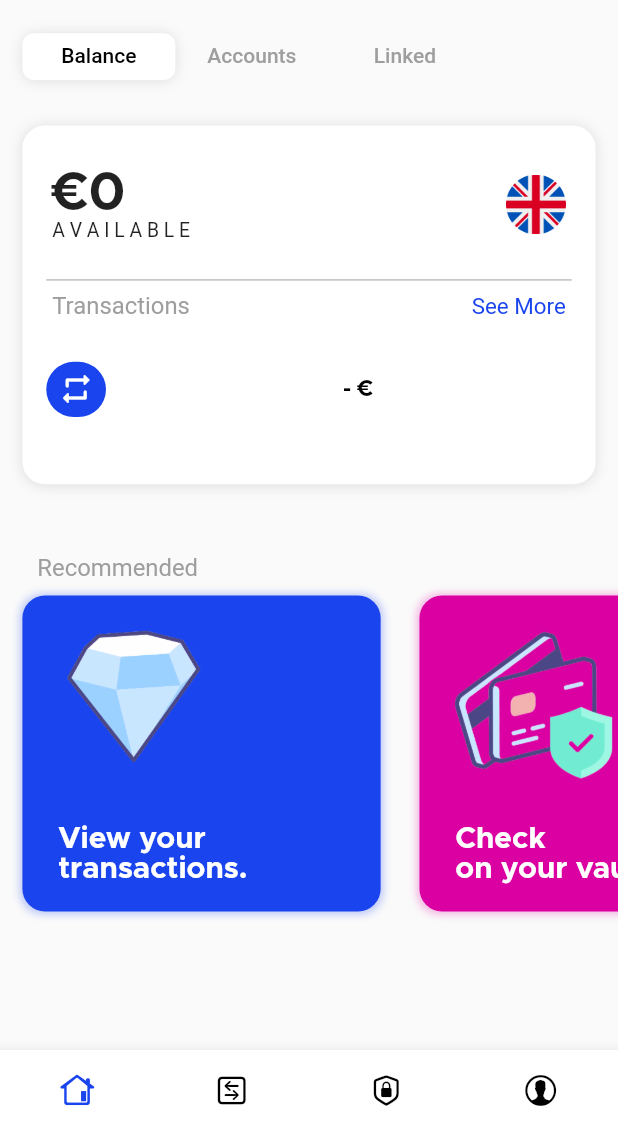
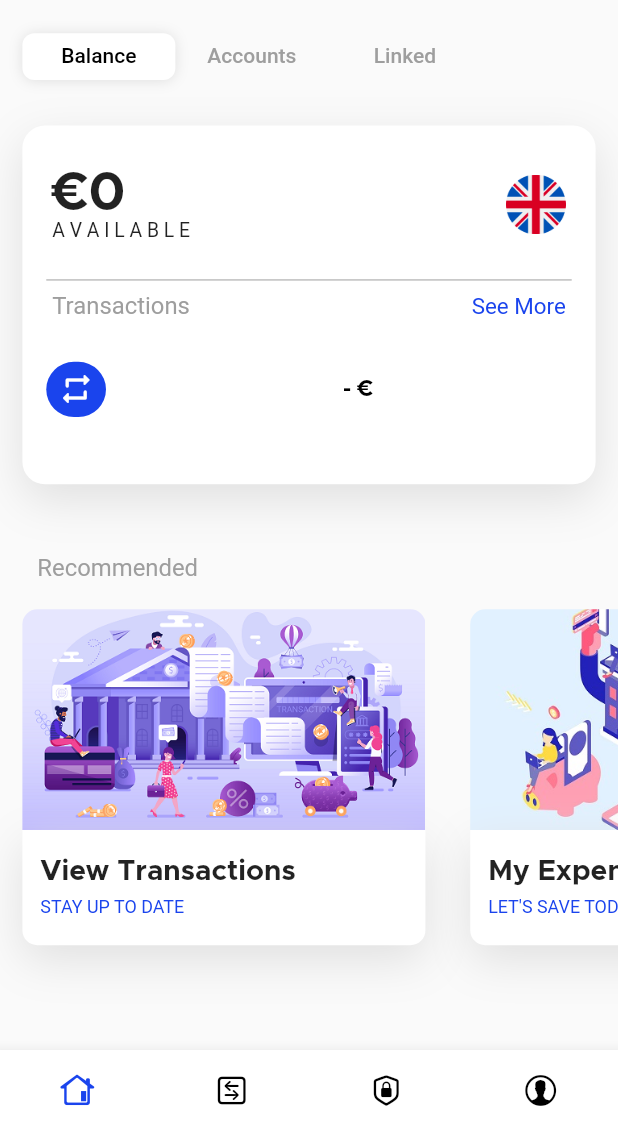
Before and after one commit to shanematthewkelly/Bankify, a Flutter app: the Home screen opened directly, on a phone screen of 412 x 824 dp, the part 102-1236 px from its top. Run offline on Flutter 3.47's test engine with Material 2 defaults, Android fonts, the phone set to English and light mode, and no system bars; our stand-ins replace lottie, shared_preferences; missing offline and left inert: plaid_flutter; accounts and stored records are empty; network calls fail.

Commit message:
Bankify UI Optimization Overhaul V.1.1

```diff
--- a/lib/models/balanceCards.dart
+++ /dev/null
@@ -1,24 +0,0 @@
-class BalanceCardsUi {
-  final int id;
-  final String title, image;
-
-  BalanceCardsUi(this.id, {this.title, this.image});
-}
-
-List<BalanceCardsUi> balanceCardUI = [
-  BalanceCardsUi(
-    1,
-    title: "View your\ntransactions.",
-    image: "assets/images/tile1.png",
-  ),
-  BalanceCardsUi(
-    2,
-    title: "Check\non your vault.",
-    image: "assets/images/tile2.png",
-  ),
-  BalanceCardsUi(
-    3,
-    title: "This is item #3.",
-    image: "assets/images/tile2.png",
-  ),
-];
--- a/lib/screens/home/home.dart
+++ b/lib/screens/home/home.dart
@@ -1,6 +1,8 @@
 import 'package:Bankify/components/appbar.dart';
 import 'package:Bankify/configs/screen_sizing.dart';
+import 'package:Bankify/screens/home/tabs/accounts/accounts.dart';
 import 'package:Bankify/screens/home/tabs/balance/balance.dart';
+import 'package:Bankify/screens/home/tabs/linked/linked.dart';
 import 'package:Bankify/screens/login/login.dart';
 import 'package:flutter/cupertino.dart';
 import 'package:flutter/material.dart';
@@ -43,8 +45,8 @@ class _HomeState extends State<Home> with SingleTickerProviderStateMixin {
       child: TabBarView(
         children: <Widget>[
           Balance(),
-          Center(child: Text("Tab #2")),
-          Center(child: Text("Tab #3")),
+          Accounts(),
+          Linked(),
         ],
       ),
     ),
@@ -56,7 +58,6 @@ class _HomeState extends State<Home> with SingleTickerProviderStateMixin {
   // Body
   @override
   Widget build(BuildContext context) {
-    ScreenSizing().init(context);
     return DefaultTabController(
       length: 3,
       initialIndex: 0,
--- a/lib/screens/home/tabs/balance/balance.dart
+++ b/lib/screens/home/tabs/balance/balance.dart
@@ -2,13 +2,14 @@ import 'dart:convert';
 
 import 'package:Bankify/configs/globals.dart';
 import 'package:Bankify/configs/screen_sizing.dart';
-import 'package:Bankify/models/balanceCards.dart';
+import 'package:Bankify/screens/transactions/transactions/components/transaction_info.dart';
 import 'package:Bankify/screens/transactions/transactions/transactions.dart';
 import 'package:flutter/cupertino.dart';
 import 'package:flutter/material.dart';
 import 'package:http/http.dart' as http;
 
 import 'components/get_accounts.dart';
+import 'components/recommended.dart';
 
 class Balance extends StatefulWidget {
   @override
@@ -72,14 +73,12 @@ class _BalanceState extends State<Balance> {
                 color: Colors.white,
                 boxShadow: [
                   BoxShadow(
-                    color: Colors.grey.withOpacity(0.3),
-                    spreadRadius: 0,
-                    blurRadius: 7,
-                    offset: Offset(0, 0.5)),
+                      color: Colors.grey[300],
+                      blurRadius: 25,
+                      offset: Offset(0, 10)),
                 ],
               ),
-            child: balanceCard(context),
-          ),
+              child: balanceCard(context)),
           Container(
             height: screenHeightData(50),
           ),
@@ -99,7 +98,31 @@ class _BalanceState extends State<Balance> {
               ),
             ],
           ),
-          sliderCards(),
+          SingleChildScrollView(
+            scrollDirection: Axis.horizontal,
+            child: Row(
+              children: <Widget>[
+                Recommended(
+                  images: "assets/images/recommended1.png",
+                  title: "View Transactions",
+                  desc: "Stay up to date",
+                  pressedRecommended: () {},
+                ),
+                Recommended(
+                  images: "assets/images/recommended2.jpg",
+                  title: "My Expenditure",
+                  desc: "Let's save today",
+                  pressedRecommended: () {},
+                ),
+                Recommended(
+                  images: "assets/images/recommended3.png",
+                  title: "Account Settings",
+                  desc: "A brief overview",
+                  pressedRecommended: () {},
+                ),
+              ],
+            ),
+          ),
         ],
       ),
     );
@@ -249,79 +272,6 @@ class _BalanceState extends State<Balance> {
     );
   }
 
-  Column sliderCards() {
-    return Column(
-      children: <Widget>[
-        Container(
-          height: screenHeightData(250),
-          child: ListView.builder(
-              physics: BouncingScrollPhysics(),
-              scrollDirection: Axis.horizontal,
-              itemCount: balanceCardUI.length,
-              itemBuilder: (context, index) {
-                return Container(
-                  width: screenWidthData(240),
-                  margin: EdgeInsets.only(
-                    left: screenWidthData(15),
-                    right: screenWidthData(11),
-                    top: screenHeightData(10),
-                    bottom: screenHeightData(11),
-                  ),
-                  padding: EdgeInsets.only(
-                      top: screenHeightData(10), left: screenWidthData(10)),
-                  decoration: BoxDecoration(
-                    borderRadius: BorderRadius.circular(15),
-                    color: tileColor(index),
-                    boxShadow: [
-                      BoxShadow(
-                          color: shadowColor(index),
-                          spreadRadius: 1,
-                          blurRadius: 4,
-                          offset: Offset(0, 0.5)),
-                    ],
-                  ),
-                  child: Container(
-                    child: Column(
-                      children: <Widget>[
-                        Container(
-                          alignment: Alignment.centerLeft,
-                          child: Container(
-                            width: screenWidthData(130),
-                            height: screenHeightData(130),
-                            child: Image.asset(balanceCardUI[index].image,
-                                fit: BoxFit.contain),
-                          ),
-                        ),
-                        Expanded(
-                          child: Align(
-                            alignment: Alignment.bottomLeft,
-                            child: Container(
-                              child: Padding(
-                                padding: EdgeInsets.only(
-                                    bottom: screenHeightData(20),
-                                    left: screenWidthData(14)),
-                                child: Text(
-                                  balanceCardUI[index].title,
-                                  style: TextStyle(
-                                    color: Colors.white,
-                                    fontFamily: 'MetroBold',
-                                    fontSize: screenWidthData(20),
-                                  ),
-                                ),
-                              ),
-                            ),
-                          ),
-                        ),
-                      ],
-                    ),
-                  ),
-                );
-              }),
-        ),
-      ],
-    );
-  }
-
   // Retrieves 'Available' & 'Current' balances
   Future getAccountBalance() async {
     final String url = baseURL + "/api/balance";
--- /dev/null
+++ b/lib/screens/home/tabs/balance/components/recommended.dart
@@ -0,0 +1,92 @@
+import 'package:Bankify/configs/globals.dart';
+import 'package:Bankify/configs/screen_sizing.dart';
+import 'package:flutter/cupertino.dart';
+import 'package:flutter/material.dart';
+
+class Recommended extends StatelessWidget {
+  const Recommended({
+    Key key,
+    this.images,
+    this.title,
+    this.desc,
+    this.pressedRecommended,
+  }) : super(key: key);
+  final String images, title, desc;
+  final Function pressedRecommended;
+
+  @override
+  Widget build(BuildContext context) {
+    return GestureDetector(
+      onTap: pressedRecommended,
+      child: Container(
+        width: screenWidthData(270),
+        margin: EdgeInsets.only(
+          bottom: screenHeightData(60),
+          top: screenHeightData(20),
+          left: screenWidthData(15),
+          right: screenWidthData(15),
+        ),
+        child: Column(
+          children: <Widget>[
+            Container(
+              height: screenHeightData(160),
+              width: screenWidthData(270),
+              decoration: BoxDecoration(
+                  borderRadius: BorderRadius.only(
+                    topLeft: Radius.circular(10),
+                    topRight: Radius.circular(10),
+                  ),
+                  image: DecorationImage(
+                    fit: BoxFit.cover,
+                    image: new AssetImage(images),
+                  )),
+            ),
+            Container(
+              width: screenWidthData(270),
+              padding: EdgeInsets.only(
+                  top: screenHeightData(20),
+                  bottom: screenHeightData(20),
+                  left: screenWidthData(12),
+                  right: screenWidthData(12)),
+              decoration: BoxDecoration(
+                  color: Colors.white,
+                  boxShadow: [
+                    BoxShadow(
+                      offset: Offset(0, 10),
+                      blurRadius: 25,
+                      color: Colors.grey[300],
+                    )
+                  ],
+                  borderRadius: BorderRadius.only(
+                      bottomLeft: Radius.circular(10),
+                      bottomRight: Radius.circular(10))),
+              child: Column(
+                crossAxisAlignment: CrossAxisAlignment.start,
+                children: <Widget>[
+                  Text(
+                    "$title",
+                    style: TextStyle(
+                      fontFamily: 'MetroBold',
+                      fontSize: screenWidthData(19),
+                    ),
+                  ),
+                  Padding(
+                    padding: const EdgeInsets.only(top: 7),
+                    child: Text(
+                      "$desc".toUpperCase(),
+                      style: TextStyle(
+                        color: primaryColor,
+                        fontWeight: FontWeight.w400,
+                        fontSize: screenWidthData(12),
+                      ),
+                    ),
+                  ),
+                ],
+              ),
+            )
+          ],
+        ),
+      ),
+    );
+  }
+}
--- a/lib/screens/onboarding/loaderScreen.dart
+++ b/lib/screens/onboarding/loaderScreen.dart
@@ -75,7 +75,7 @@ class BankifyTitle extends StatelessWidget {
                 style: TextStyle(
                   fontFamily: 'Audiowide',
                   color: Colors.black,
-                  fontSize: 40,
+                  fontSize: screenWidthData(40),
                   letterSpacing: 1,
                 ),
               ),
--- /dev/null
+++ b/lib/screens/transactions/transactions/components/transaction_info.dart
@@ -0,0 +1,22 @@
+class TransactionInformation {
+  final String transactionName;
+  final String transactionDate;
+  final int transactionPayment;
+
+  TransactionInformation(
+      this.transactionName, this.transactionDate, this.transactionPayment);
+
+  factory TransactionInformation.fromJson(dynamic json) {
+    return TransactionInformation(json["name"] as String,
+        json["date"] as String, json["amount"].truncate());
+  }
+
+  @override
+  String toString() {
+    return '${this.transactionName}, ${this.transactionDate}';
+  }
+
+  int getTransactionPayments() {
+    return this.transactionPayment;
+  }
+}
--- a/lib/screens/transactions/transactions/transactions.dart
+++ b/lib/screens/transactions/transactions/transactions.dart
@@ -3,6 +3,8 @@ import 'package:Bankify/configs/globals.dart';
 import 'package:flutter/cupertino.dart';
 import 'package:http/http.dart' as http;
 import 'package:flutter/material.dart';
+
+import 'components/transaction_info.dart';
 
 class Transactions extends StatefulWidget {
   @override
@@ -422,26 +424,3 @@ class _TransactionsState extends State<Transactions> {
     }
   }
 }
-
-class TransactionInformation {
-  final String transactionName;
-  final String transactionDate;
-  final int transactionPayment;
-
-  TransactionInformation(
-      this.transactionName, this.transactionDate, this.transactionPayment);
-
-  factory TransactionInformation.fromJson(dynamic json) {
-    return TransactionInformation(json["name"] as String,
-        json["date"] as String, json["amount"].truncate());
-  }
-
-  @override
-  String toString() {
-    return '${this.transactionName}, ${this.transactionDate}';
-  }
-
-  int getTransactionPayments() {
-    return this.transactionPayment;
-  }
-}
```
Also changed, not shown: lib/screens/home/tabs/accounts/accounts.dart (+34 -36 lines), lib/screens/home/tabs/linked/linked.dart (+39 -37 lines), assets/images/recommended1.png (added), assets/images/recommended2.jpg (added), assets/images/recommended3.png (added), assets/images/tile1.png (deleted), assets/images/tile2.png (deleted), 1 other file. Lines whose indentation alone changed are shown as unchanged.
